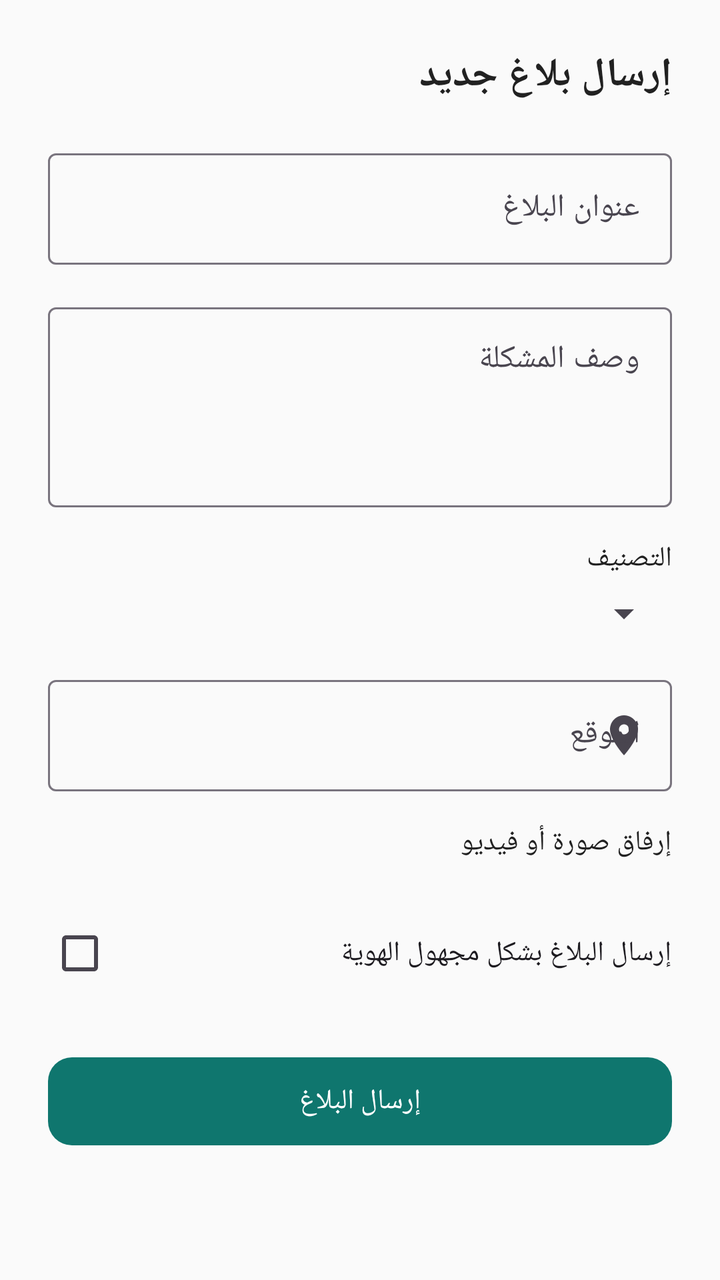
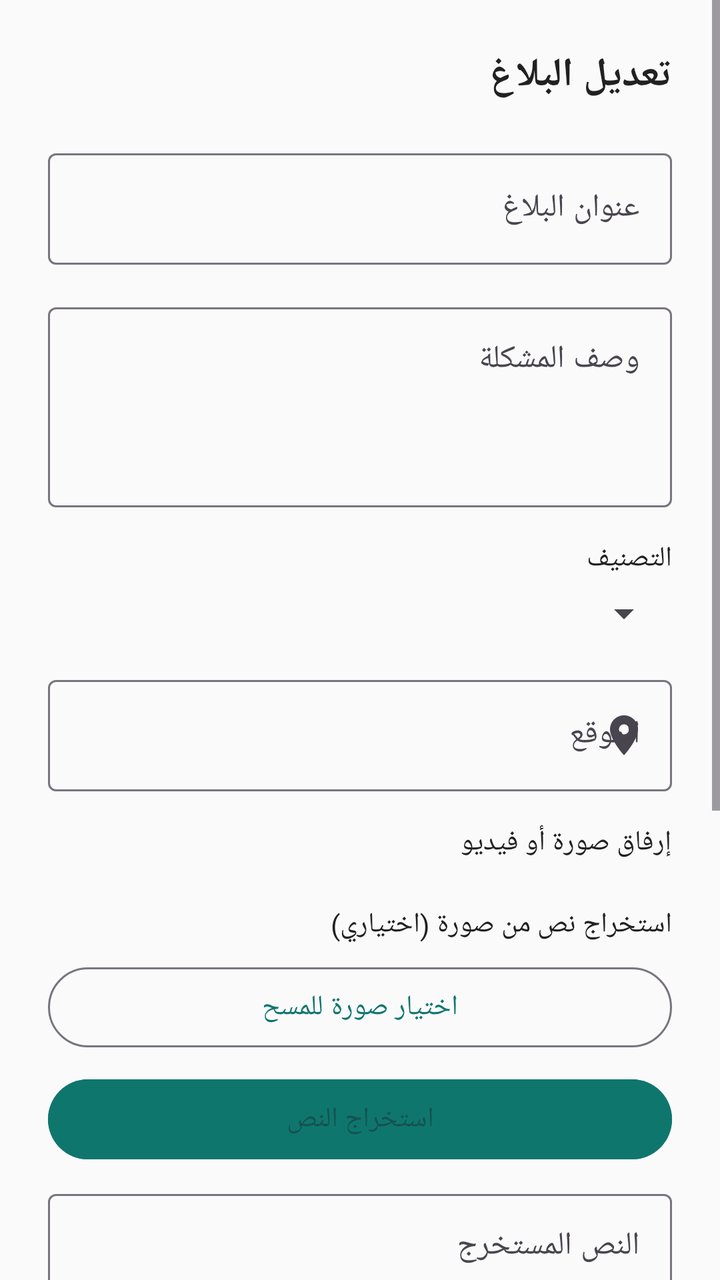

The first picture is an Android layout as it rendered before a commit; the second is the same layout after the commit. The layout source and the unified diff follow.
<!-- AndroidManifest.xml: application theme Theme.Balaghi -->
<!-- res/layout/activity_edit_report.xml -->
<?xml version="1.0" encoding="utf-8"?>
<ScrollView xmlns:android="http://schemas.android.com/apk/res/android"
    xmlns:app="http://schemas.android.com/apk/res-auto"
    xmlns:tools="http://schemas.android.com/tools"
    android:id="@+id/main"
    android:layout_width="match_parent"
    android:layout_height="match_parent"
    android:fillViewport="true"
    android:background="@color/background"
    tools:context=".activities.AddReportActivity">

    <androidx.constraintlayout.widget.ConstraintLayout
        android:layout_width="match_parent"
        android:layout_height="wrap_content"
        android:padding="24dp">

        <TextView
            android:id="@+id/tvTitle"
            android:layout_width="match_parent"
            android:layout_height="wrap_content"
            android:text="إرسال بلاغ جديد"
            android:textStyle="bold"
            android:textSize="20sp"
            android:textColor="@color/text_dark"
            app:layout_constraintTop_toTopOf="parent" />

        <com.google.android.material.textfield.TextInputLayout
            android:id="@+id/tilTitle"
            style="@style/Widget.Material3.TextInputLayout.OutlinedBox"
            android:layout_width="0dp"
            android:layout_height="wrap_content"
            android:layout_marginTop="20dp"
            android:hint="عنوان البلاغ"
            app:layout_constraintTop_toBottomOf="@id/tvTitle"
            app:layout_constraintStart_toStartOf="parent"
            app:layout_constraintEnd_toEndOf="parent">

            <com.google.android.material.textfield.TextInputEditText
                android:id="@+id/etTitle"
                android:layout_width="match_parent"
                android:layout_height="wrap_content"
                android:inputType="text" />
        </com.google.android.material.textfield.TextInputLayout>

        <com.google.android.material.textfield.TextInputLayout
            android:id="@+id/tilDescription"
            style="@style/Widget.Material3.TextInputLayout.OutlinedBox"
            android:layout_width="0dp"
            android:layout_height="wrap_content"
            android:layout_marginTop="16dp"
            android:hint="وصف المشكلة"
            app:layout_constraintTop_toBottomOf="@id/tilTitle"
            app:layout_constraintStart_toStartOf="parent"
            app:layout_constraintEnd_toEndOf="parent">

            <com.google.android.material.textfield.TextInputEditText
                android:id="@+id/etDescription"
                android:layout_width="match_parent"
                android:layout_height="100dp"
                android:gravity="top"
                android:inputType="textMultiLine" />
        </com.google.android.material.textfield.TextInputLayout>

        <TextView
            android:id="@+id/tvCategoryLabel"
            android:layout_width="match_parent"
            android:layout_height="wrap_content"
            android:layout_marginTop="16dp"
            android:text="التصنيف"
            android:textColor="@color/text_dark"
            app:layout_constraintTop_toBottomOf="@id/tilDescription" />

        <Spinner
            android:id="@+id/spinnerCategory"
            android:layout_width="match_parent"
            android:layout_height="wrap_content"
            android:layout_marginTop="6dp"
            app:layout_constraintTop_toBottomOf="@id/tvCategoryLabel" />

        <com.google.android.material.textfield.TextInputLayout
            android:id="@+id/tilLocation"
            style="@style/Widget.Material3.TextInputLayout.OutlinedBox"
            android:layout_width="0dp"
            android:layout_height="wrap_content"
            android:layout_marginTop="16dp"
            android:hint="الموقع"
            app:endIconMode="custom"
            app:endIconDrawable="@drawable/outline_add_location_24"
            app:layout_constraintTop_toBottomOf="@id/spinnerCategory"
            app:layout_constraintStart_toStartOf="parent"
            app:layout_constraintEnd_toEndOf="parent">

            <com.google.android.material.textfield.TextInputEditText
                android:id="@+id/etLocation"
                android:layout_width="match_parent"
                android:layout_height="wrap_content"
                android:hint="اكتب اسم المكان أو اضغط الأيقونة لتحديده تلقائيًا"
                android:inputType="text" />
        </com.google.android.material.textfield.TextInputLayout>

        <TextView
            android:id="@+id/tvImagesLabel"
            android:layout_width="match_parent"
            android:layout_height="wrap_content"
            android:layout_marginTop="16dp"
            android:text="إرفاق صورة أو فيديو"
            android:textColor="@color/text_dark"
            app:layout_constraintTop_toBottomOf="@id/tilLocation" />

        <androidx.recyclerview.widget.RecyclerView
            android:id="@+id/rvImages"
            android:layout_width="match_parent"
            android:layout_height="wrap_content"
            android:layout_marginTop="6dp"
            android:nestedScrollingEnabled="false"
            app:layout_constraintTop_toBottomOf="@id/tvImagesLabel"
            app:layout_constraintStart_toStartOf="parent"
            app:layout_constraintEnd_toEndOf="parent"
            tools:listitem="@layout/activity_item_image_square" />

        <CheckBox
            android:id="@+id/cbAnonymous"
            android:layout_width="match_parent"
            android:layout_height="wrap_content"
            android:layout_marginTop="16dp"
            android:text="إرسال البلاغ بشكل مجهول الهوية"
            android:textAlignment="viewEnd"
            app:layout_constraintTop_toBottomOf="@id/rvImages" />

        <com.google.android.material.button.MaterialButton
            android:id="@+id/btnSaveReport"
            android:layout_width="0dp"
            android:layout_height="52dp"
            android:layout_marginTop="24dp"
            android:layout_marginBottom="24dp"
            android:text="إرسال البلاغ"
            android:textAllCaps="false"
            app:cornerRadius="12dp"
            app:layout_constraintTop_toBottomOf="@id/cbAnonymous"
            app:layout_constraintStart_toStartOf="parent"
            app:layout_constraintEnd_toEndOf="parent" />

    </androidx.constraintlayout.widget.ConstraintLayout>

</ScrollView>
<!-- res/layout/activity_item_image_square.xml (included above) -->
<?xml version="1.0" encoding="utf-8"?>
<androidx.constraintlayout.widget.ConstraintLayout
    xmlns:android="http://schemas.android.com/apk/res/android"
    xmlns:app="http://schemas.android.com/apk/res-auto"
    android:layout_width="match_parent"
    android:layout_height="wrap_content"
    android:layout_margin="6dp">

    <com.google.android.material.card.MaterialCardView
        android:id="@+id/cardImage"
        android:layout_width="0dp"
        android:layout_height="0dp"
        app:cardCornerRadius="12dp"
        app:cardElevation="0dp"
        app:layout_constraintDimensionRatio="1:1"
        app:layout_constraintStart_toStartOf="parent"
        app:layout_constraintEnd_toEndOf="parent"
        app:layout_constraintTop_toTopOf="parent">

        <ImageView
            android:id="@+id/imgItem"
            android:layout_width="match_parent"
            android:layout_height="match_parent"
            android:scaleType="centerCrop" />

    </com.google.android.material.card.MaterialCardView>

    <ImageButton
        android:id="@+id/btnRemoveImage"
        android:layout_width="26dp"
        android:layout_height="26dp"
        android:layout_margin="6dp"
        android:padding="4dp"
        android:background="#88000000"
        android:src="@drawable/ic_close"
        android:contentDescription="حذف الصورة"
        app:layout_constraintTop_toTopOf="@id/cardImage"
        app:layout_constraintEnd_toEndOf="@id/cardImage" />

</androidx.constraintlayout.widget.ConstraintLayout>
<!-- resources referenced by this layout -->
<resources>
  <color name="background">#FAFAFA</color>
  <color name="text_dark">#212121</color>
  <!-- drawable ic_close (drawable) -->
  <vector xmlns:android="http://schemas.android.com/apk/res/android"
      android:width="24dp" android:height="24dp"
      android:viewportWidth="24" android:viewportHeight="24">
      <path android:fillColor="#FFFFFF"
          android:pathData="M19,6.41L17.59,5 12,10.59 6.41,5 5,6.41 10.59,12 5,17.59 6.41,19 12,13.41 17.59,19 19,17.59 13.41,12z"/>
  </vector>
  <!-- drawable outline_add_location_24 (drawable) -->
  <vector xmlns:android="http://schemas.android.com/apk/res/android"
      android:width="24dp" android:height="24dp"
      android:viewportWidth="24" android:viewportHeight="24">
      <path android:fillColor="#000000"
          android:pathData="M12,2C8.13,2 5,5.13 5,9c0,5.25 7,13 7,13s7,-7.75 7,-13c0,-3.87 -3.13,-7 -7,-7zM12,11.5c-1.38,0 -2.5,-1.12 -2.5,-2.5s1.12,-2.5 2.5,-2.5 2.5,1.12 2.5,2.5 -1.12,2.5 -2.5,2.5z"/>
  </vector>
  <style name="Theme.Balaghi" parent="Base.Theme.Balaghi" />
  <style name="Base.Theme.Balaghi" parent="Theme.Material3.Light.NoActionBar">
  
          
          <item name="colorPrimary">@color/primary</item>
          <item name="colorOnPrimary">@color/on_primary</item>
  
          
          <item name="colorSecondary">@color/secondary</item>
          <item name="colorOnSecondary">@color/on_secondary</item>
  
          
          <item name="android:colorBackground">@color/background</item>
          <item name="colorSurface">@color/surface</item>
  
          
          <item name="android:statusBarColor">@color/primary</item>
          <item name="android:windowLightStatusBar">true</item>
  
      </style>
  <color name="primary">#0F766E</color>
  <color name="on_primary">#FFFFFF</color>
  <color name="secondary">#14B8A6</color>
  <color name="on_secondary">#FFFFFF</color>
  <color name="surface">#FFFFFF</color>
</resources>

<!-- the commit's change to res/layout/activity_edit_report.xml (unified diff, before → after) -->
@@ -7,18 +7,21 @@
     android:layout_height="match_parent"
     android:fillViewport="true"
     android:background="@color/background"
-    tools:context=".activities.AddReportActivity">
+    tools:context=".activities.EditReportActivity">
 
     <androidx.constraintlayout.widget.ConstraintLayout
         android:layout_width="match_parent"
         android:layout_height="wrap_content"
-        android:padding="24dp">
+        android:paddingStart="24dp"
+        android:paddingEnd="24dp"
+        android:paddingTop="24dp"
+        android:paddingBottom="180dp">
 
         <TextView
             android:id="@+id/tvTitle"
             android:layout_width="match_parent"
             android:layout_height="wrap_content"
-            android:text="إرسال بلاغ جديد"
+            android:text="تعديل البلاغ"
             android:textStyle="bold"
             android:textSize="20sp"
             android:textColor="@color/text_dark"
@@ -94,7 +97,7 @@
                 android:id="@+id/etLocation"
                 android:layout_width="match_parent"
                 android:layout_height="wrap_content"
-                android:hint="اكتب اسم المكان أو اضغط الأيقونة لتحديده تلقائيًا"
+                android:hint="اكتب اسم المكان أو اضغط الأيقونة لتحديده"
                 android:inputType="text" />
         </com.google.android.material.textfield.TextInputLayout>
 
@@ -118,6 +121,73 @@
             app:layout_constraintEnd_toEndOf="parent"
             tools:listitem="@layout/activity_item_image_square" />
 
+        <TextView
+            android:id="@+id/tvOcrLabel"
+            android:layout_width="match_parent"
+            android:layout_height="wrap_content"
+            android:layout_marginTop="16dp"
+            android:text="استخراج نص من صورة (اختياري)"
+            android:textColor="@color/text_dark"
+            app:layout_constraintTop_toBottomOf="@id/rvImages" />
+
+        <com.google.android.material.button.MaterialButton
+            android:id="@+id/btnPickOcrImage"
+            android:layout_width="0dp"
+            android:layout_height="48dp"
+            android:layout_marginTop="8dp"
+            android:text="اختيار صورة للمسح"
+            android:textAllCaps="false"
+            style="@style/Widget.Material3.Button.OutlinedButton"
+            app:layout_constraintTop_toBottomOf="@id/tvOcrLabel"
+            app:layout_constraintStart_toStartOf="parent"
+            app:layout_constraintEnd_toEndOf="parent" />
+
+        <ImageView
+            android:id="@+id/imgOcrPreview"
+            android:layout_width="0dp"
+            android:layout_height="180dp"
+            android:layout_marginTop="10dp"
+            android:background="#1A0F766E"
+            android:scaleType="centerCrop"
+            android:visibility="gone"
+            android:contentDescription="الصورة المختارة للمسح"
+            app:layout_constraintTop_toBottomOf="@id/btnPickOcrImage"
+            app:layout_constraintStart_toStartOf="parent"
+            app:layout_constraintEnd_toEndOf="parent"
+            tools:visibility="visible" />
+
+        <com.google.android.material.button.MaterialButton
+            android:id="@+id/btnExtractText"
+            android:layout_width="0dp"
+            android:layout_height="48dp"
+            android:layout_marginTop="8dp"
+            android:text="استخراج النص"
+            android:textAllCaps="false"
+            android:enabled="false"
+            android:backgroundTint="@color/primary"
+            app:layout_constraintTop_toBottomOf="@id/imgOcrPreview"
+            app:layout_constraintStart_toStartOf="parent"
+            app:layout_constraintEnd_toEndOf="parent" />
+
+        <com.google.android.material.textfield.TextInputLayout
+            android:id="@+id/tilOcrResult"
+            style="@style/Widget.Material3.TextInputLayout.OutlinedBox"
+            android:layout_width="match_parent"
+            android:layout_height="wrap_content"
+            android:layout_marginTop="8dp"
+            android:hint="النص المستخرج"
+            app:layout_constraintTop_toBottomOf="@id/btnExtractText">
+
+            <com.google.android.material.textfield.TextInputEditText
+                android:id="@+id/etOcrResult"
+                android:layout_width="match_parent"
+                android:layout_height="wrap_content"
+                android:minLines="3"
+                android:gravity="top"
+                android:inputType="textMultiLine" />
+
+        </com.google.android.material.textfield.TextInputLayout>
+
         <CheckBox
             android:id="@+id/cbAnonymous"
             android:layout_width="match_parent"
@@ -125,7 +195,7 @@
             android:layout_marginTop="16dp"
             android:text="إرسال البلاغ بشكل مجهول الهوية"
             android:textAlignment="viewEnd"
-            app:layout_constraintTop_toBottomOf="@id/rvImages" />
+            app:layout_constraintTop_toBottomOf="@id/tilOcrResult" />
 
         <com.google.android.material.button.MaterialButton
             android:id="@+id/btnSaveReport"
@@ -133,7 +203,7 @@
             android:layout_height="52dp"
             android:layout_marginTop="24dp"
             android:layout_marginBottom="24dp"
-            android:text="إرسال البلاغ"
+            android:text="حفظ التعديلات"
             android:textAllCaps="false"
             app:cornerRadius="12dp"
             app:layout_constraintTop_toBottomOf="@id/cbAnonymous"
